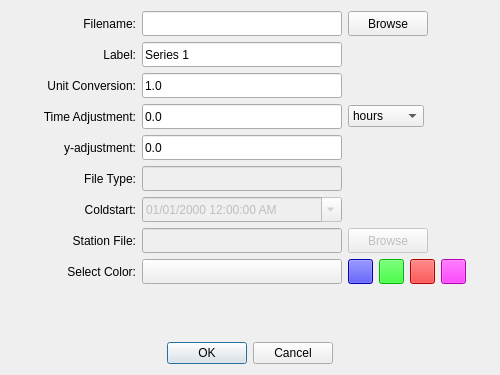
zcobell/MetOceanViewer, file MetOceanViewer/ui/timeseries_add_data.ui: the form before one commit.
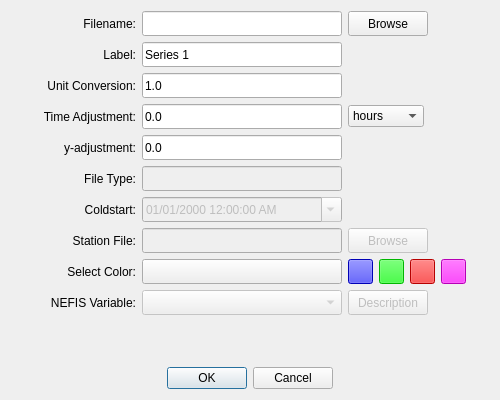
The form after the commit. Icons and pictures are not drawn.

Commit message: Adding GUI elements to plot NEFIS data from Delft3D

Diff of the .ui file:
```diff
--- a/MetOceanViewer/ui/timeseries_add_data.ui
+++ b/MetOceanViewer/ui/timeseries_add_data.ui
@@ -31,7 +31,7 @@
     <x>0</x>
     <y>0</y>
     <width>500</width>
-    <height>375</height>
+    <height>400</height>
    </rect>
   </property>
   <property name="sizePolicy">
@@ -43,13 +43,13 @@
   <property name="minimumSize">
    <size>
     <width>500</width>
-    <height>375</height>
+    <height>400</height>
    </size>
   </property>
   <property name="maximumSize">
    <size>
     <width>500</width>
-    <height>375</height>
+    <height>400</height>
    </size>
   </property>
   <property name="windowTitle">
@@ -783,6 +783,89 @@
      </item>
     </layout>
    </item>
+   <item>
+    <layout class="QHBoxLayout" name="horizontalLayout_10">
+     <item>
+      <widget class="QLabel" name="label_nefisVariable">
+       <property name="enabled">
+        <bool>true</bool>
+       </property>
+       <property name="minimumSize">
+        <size>
+         <width>125</width>
+         <height>25</height>
+        </size>
+       </property>
+       <property name="maximumSize">
+        <size>
+         <width>125</width>
+         <height>25</height>
+        </size>
+       </property>
+       <property name="text">
+        <string>NEFIS Variable:</string>
+       </property>
+       <property name="alignment">
+        <set>Qt::AlignRight|Qt::AlignTrailing|Qt::AlignVCenter</set>
+       </property>
+      </widget>
+     </item>
+     <item>
+      <widget class="QComboBox" name="combo_nefisVariable">
+       <property name="enabled">
+        <bool>false</bool>
+       </property>
+       <property name="minimumSize">
+        <size>
+         <width>200</width>
+         <height>25</height>
+        </size>
+       </property>
+       <property name="maximumSize">
+        <size>
+         <width>200</width>
+         <height>25</height>
+        </size>
+       </property>
+      </widget>
+     </item>
+     <item>
+      <widget class="QPushButton" name="button_nefisDescription">
+       <property name="enabled">
+        <bool>false</bool>
+       </property>
+       <property name="minimumSize">
+        <size>
+         <width>0</width>
+         <height>25</height>
+        </size>
+       </property>
+       <property name="maximumSize">
+        <size>
+         <width>16777215</width>
+         <height>25</height>
+        </size>
+       </property>
+       <property name="text">
+        <string>Description</string>
+       </property>
+      </widget>
+     </item>
+     <item>
+      <spacer name="horizontalSpacer_10">
+       <property name="orientation">
+        <enum>Qt::Horizontal</enum>
+       </property>
+       <property name="sizeHint" stdset="0">
+        <size>
+         <width>40</width>
+         <height>20</height>
+        </size>
+       </property>
+      </spacer>
+     </item>
+    </layout>
+   </item>
    <item>
     <spacer name="verticalSpacer">
      <property name="orientation">
```
The commit also changes 7 other files.
